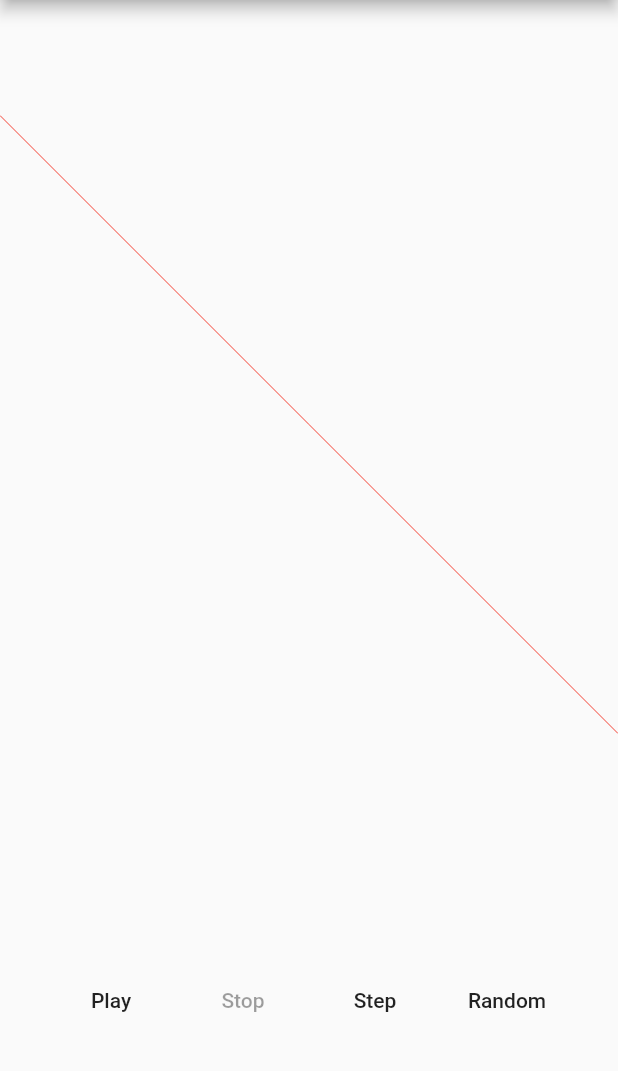
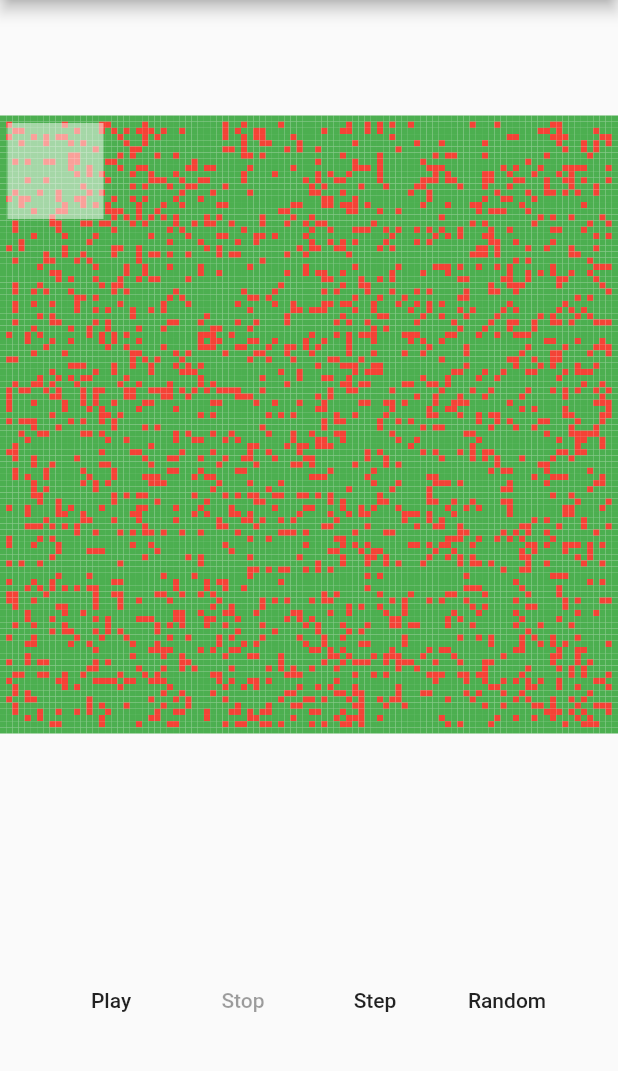
Before and after one commit to malkia/game_of_life, a Flutter app: the screen it shows after launch, on a phone screen of 412 x 824 dp, the part 84-1155 px from its top. Run offline on Flutter 3.47's test engine with Material 2 defaults, Android fonts, the phone set to English and light mode, and no system bars.

Commit message:
drawing images + non-nullable

```diff
--- a/lib/game_of_life.dart
+++ b/lib/game_of_life.dart
@@ -1,8 +1,10 @@
+import 'dart:async';
 import 'dart:math';
 import 'dart:typed_data';
+import 'dart:ui' as ui;
 import 'package:flutter/material.dart';
-import 'package:flutter/src/scheduler/ticker.dart';
-import 'package:flutter/widgets.dart';
+import 'package:flutter/scheduler.dart';
+import 'package:flutter/painting.dart';
 
 void updateGameOfLife(
     int width, int height, Uint8List inputCells, Uint8List outputCells) {
@@ -27,14 +29,31 @@
   }
 }
 
+var counter = 0x7f;
+
+Future<ui.Image> _createImage(int width, int height) async {
+  final Completer<ui.Image> completer = Completer<ui.Image>();
+  ui.decodeImageFromPixels(
+    Uint8List.fromList(
+        List<int>.filled(width * height * 4, counter, growable: false)),
+    width,
+    height,
+    ui.PixelFormat.rgba8888,
+    (ui.Image image) {
+      completer.complete(image);
+    },
+  );
+  counter++;
+  return await completer.future;
+}
+
 class GameOfLifePainter extends CustomPainter {
   final _GameOfLifeWidgetState state;
+  final ui.Image image;
 
   @override
   void paint(Canvas canvas, Size size) {
     Paint p = Paint();
-    p.color = Colors.red;
-    canvas.drawLine(Offset(0, 0), Offset(size.width, size.height), p);
     var cellWidth = size.width / state.cellsByX;
     var cellHeight = size.height / state.cellsByY;
     for (var y = 0; y < state.cellsByY; y++) {
@@ -48,13 +67,14 @@
         canvas.drawRect(r, p);
       }
     }
+    canvas.drawImage(image, Offset(5, 5), p);
   }
 
   @override
   bool shouldRepaint(GameOfLifePainter oldDelegate) =>
-      oldDelegate.state != state;
+      oldDelegate.state != state || oldDelegate.image != image;
 
-  GameOfLifePainter({this.state});
+  GameOfLifePainter({required this.state, required this.image});
 }
 
 class GameOfLifeWidget extends StatefulWidget {
@@ -62,15 +82,15 @@
   final int height;
   @override
   _GameOfLifeWidgetState createState() => _GameOfLifeWidgetState();
-  GameOfLifeWidget({@required this.width, @required this.height});
+  GameOfLifeWidget({required this.width, required this.height});
 }
 
 class _GameOfLifeWidgetState extends State<GameOfLifeWidget>
     with SingleTickerProviderStateMixin {
-  Ticker _ticker;
-  Uint8List _cellsA;
-  Uint8List _cellsB;
-  Uint8List _cells;
+  Ticker? _ticker;
+  late Uint8List _cellsA;
+  late Uint8List _cellsB;
+  late Uint8List _cells;
 
   get cells => _cells;
   get cellsByX => widget.width;
@@ -107,20 +127,29 @@
 
   @override
   void dispose() {
-    _ticker.dispose();
+    _ticker?.dispose();
     _ticker = null;
     super.dispose();
   }
 
   @override
-  Widget build(BuildContext context) => LayoutBuilder(
+  Widget build(BuildContext context) => FutureBuilder<ui.Image>(
+      future: _createImage(64, 64),
+      builder: (context, snapshot) {
+        return LayoutBuilder(
             builder: (BuildContext context, BoxConstraints constraints) =>
-          Column(mainAxisAlignment: MainAxisAlignment.spaceAround, children: [
+                Column(
+                    mainAxisAlignment: MainAxisAlignment.spaceAround,
+                    children: [
                       Flexible(
                         child: Container(
-                  width: min(constraints.maxHeight, constraints.maxWidth),
-                  height: min(constraints.maxHeight, constraints.maxWidth),
-                  child: CustomPaint(painter: GameOfLifePainter(state: this))),
+                            width: min(
+                                constraints.maxHeight, constraints.maxWidth),
+                            height: min(
+                                constraints.maxHeight, constraints.maxWidth),
+                            child: CustomPaint(
+                                painter: GameOfLifePainter(
+                                    state: this, image: snapshot.data!))),
                       ),
                       Row(
                           mainAxisAlignment: MainAxisAlignment.spaceAround,
@@ -129,20 +158,20 @@
                             if (_ticker != null)
                               FlatButton(
                                 child: Text('Play'),
-                      onPressed: _ticker.isActive
+                                onPressed: _ticker!.isActive
                                     ? null
-                          : () => setState(() => _ticker.start()),
+                                    : () => setState(() => _ticker!.start()),
                               ),
                             if (_ticker != null)
                               FlatButton(
                                   child: Text('Stop'),
-                        onPressed: _ticker.isActive
-                            ? () => setState(() => _ticker.stop())
+                                  onPressed: _ticker!.isActive
+                                      ? () => setState(() => _ticker!.stop())
                                       : null),
                             if (_ticker != null)
                               FlatButton(
                                   child: Text('Step'),
-                        onPressed: _ticker.isActive
+                                  onPressed: _ticker!.isActive
                                       ? null
                                       : () => setState(() => update())),
                             FlatButton(
@@ -151,4 +180,5 @@
                             ),
                           ])
                     ]));
+      });
 }
--- a/pubspec.yaml
+++ b/pubspec.yaml
@@ -18,7 +18,7 @@
 version: 1.0.0+1
 
 environment:
-  sdk: ">=2.7.0 <3.0.0"
+  sdk: ">=2.12.0-0.0.0 <3.0.0"
 
 dependencies:
   flutter:
@@ -34,6 +34,10 @@
     sdk: flutter
   integration_test:
     sdk: flutter
+
+analyzer:
+  enable-experiment:
+    - non-nullable
 
 # For information on the generic Dart part of this file, see the
 # following page: https://dart.dev/tools/pub/pubspec
```
Also changed, not shown: pubspec.lock. Lines whose indentation alone changed are shown as unchanged.
